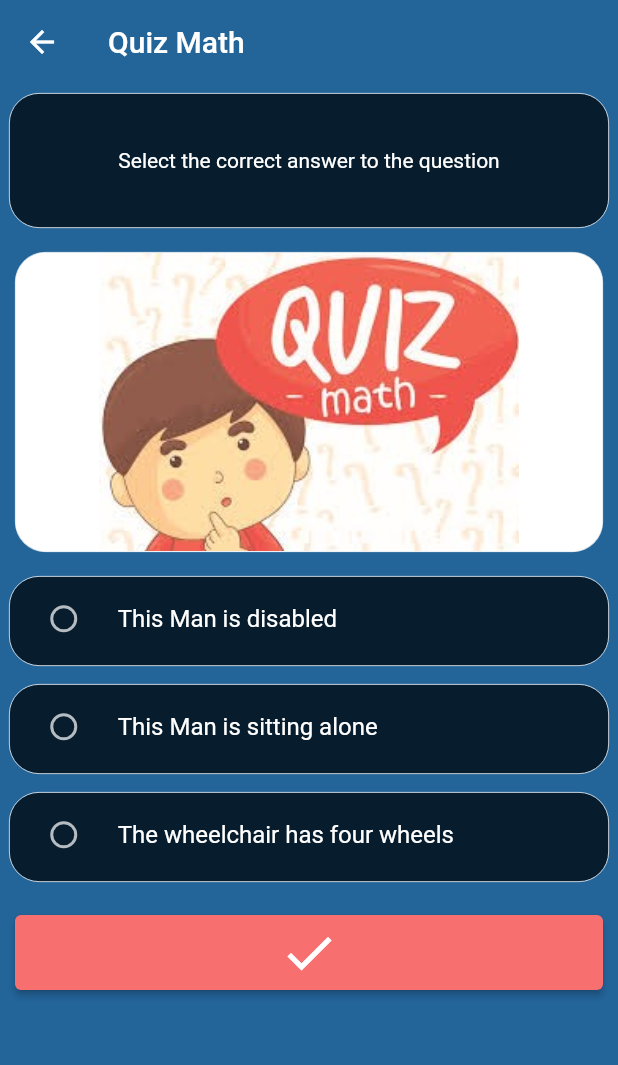
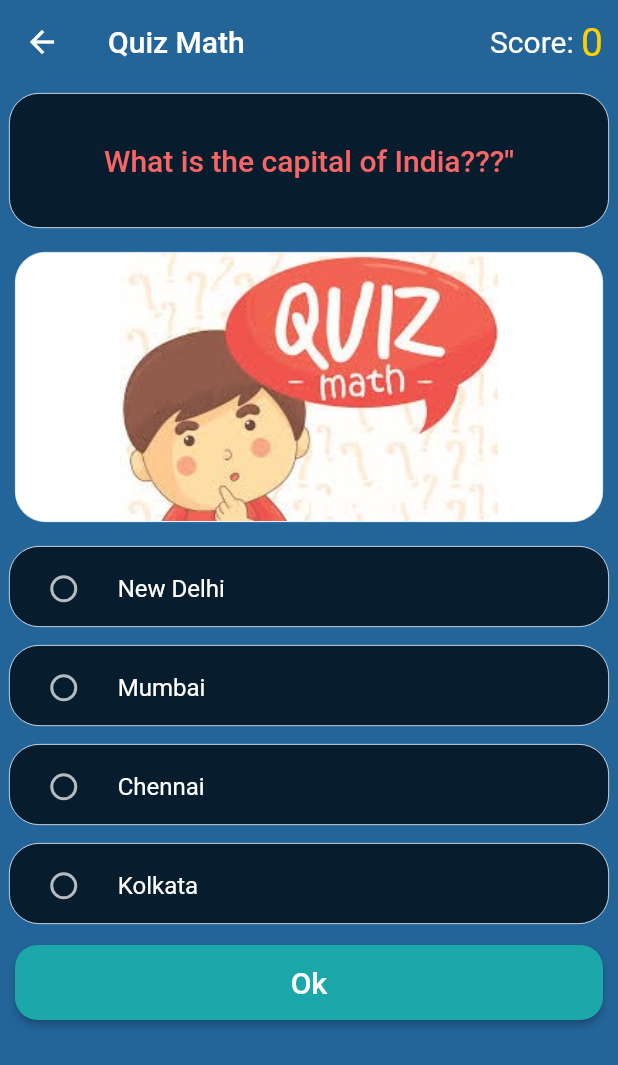
Before and after one commit to Youssefouah/quiz_flutter, a Flutter app: the screen it shows after launch, on a phone screen of 412 x 824 dp. Shown: the top 1065 px of the screen. Run offline on Flutter 3.47's test engine with Material 2 defaults, Android fonts, the phone set to English and light mode, and no system bars.

Commit message:
added questions ,score, validate answer ,

```diff
--- /dev/null
+++ b/lib/models/questions.dart
@@ -0,0 +1,203 @@
+import 'dart:convert';
+
+import 'package:flutter/foundation.dart';
+
+class Question {
+  String? id;
+  String? question;
+  String? image;
+  List<String>? answers;
+  String? correctAnswer;
+  String? explanation;
+  bool isAnswered;
+  int? difficulty;
+  Question(
+      {this.id,
+      this.question,
+      this.image,
+      this.answers,
+      this.correctAnswer,
+      this.explanation,
+      this.isAnswered = false,
+      this.difficulty});
+
+  Question copyWith({
+    String? id,
+    String? question,
+    String? image,
+    List<String>? answers,
+    String? correctAnswer,
+    String? explanation,
+    bool? isAnswered,
+    int? difficulty,
+  }) {
+    return Question(
+      id: id ?? this.id,
+      question: question ?? this.question,
+      image: image ?? this.image,
+      answers: answers ?? this.answers,
+      correctAnswer: correctAnswer ?? this.correctAnswer,
+      explanation: explanation ?? this.explanation,
+      isAnswered: isAnswered ?? this.isAnswered,
+      difficulty: difficulty ?? this.difficulty,
+    );
+  }
+
+  Map<String, dynamic> toMap() {
+    return {
+      'id': id,
+      'question': question,
+      'image': image,
+      'answers': answers,
+      'correctAnswer': correctAnswer,
+      'explanation': explanation,
+      'isAnswered': isAnswered,
+      'difficulty': difficulty,
+    };
+  }
+
+  factory Question.fromMap(Map<String, dynamic> map) {
+    return Question(
+      id: map['id'] as String,
+      question: map['question'] as String,
+      image: map['image'] as String,
+      answers: map['answers'] as List<String>,
+      correctAnswer: map['correctAnswer'] as String,
+      explanation: map['explanation'] as String,
+      isAnswered: map['isAnswered'] as bool,
+      difficulty: map['difficulty'] as int,
+    );
+  }
+
+  String toJson() => json.encode(toMap());
+
+  factory Question.fromJson(String source) =>
+      Question.fromMap(json.decode(source));
+
+  @override
+  String toString() {
+    return 'Question(id: $id, question: $question, image: $image, answers: $answers, correctAnswer: $correctAnswer, explanation: $explanation, isAnswered: $isAnswered, difficulty: $difficulty)';
+  }
+
+  @override
+  bool operator ==(Object other) {
+    if (identical(this, other)) return true;
+
+    return other is Question &&
+        other.id == id &&
+        other.question == question &&
+        other.image == image &&
+        listEquals(other.answers, answers) &&
+        other.correctAnswer == correctAnswer &&
+        other.explanation == explanation &&
+        other.isAnswered == isAnswered &&
+        other.difficulty == difficulty;
+  }
+
+  @override
+  int get hashCode {
+    return id.hashCode ^
+        question.hashCode ^
+        image.hashCode ^
+        answers.hashCode ^
+        correctAnswer.hashCode ^
+        explanation.hashCode ^
+        isAnswered.hashCode ^
+        difficulty.hashCode;
+  }
+
+  /// a list of fake questions
+
+  static List<Question> questionList = [
+    Question(
+      id: '1',
+      question: 'What is the capital of India?',
+      image: 'images/images.jpeg',
+      answers: ['New Delhi', 'Mumbai', 'Chennai', 'Kolkata'],
+      correctAnswer: 'New Delhi',
+      explanation: 'New Delhi is the capital of India',
+      difficulty: 1,
+    ),
+    Question(
+      id: '2',
+      question: 'What is the capital of France?',
+      image: 'images/images.jpeg',
+      answers: ['New York', 'Rio', 'Berlin', 'Paris'],
+      correctAnswer: 'Paris ',
+      explanation: ' Paris is the capital of India',
+      difficulty: 1,
+    ),
+    Question(
+      id: '3',
+      question: 'What is the capital of Germany?',
+      image: 'images/images.jpeg',
+      answers: ['Berlin', 'Munich', 'Hamburg', 'Frankfurt'],
+      correctAnswer: 'Berlin',
+      explanation: 'Berlin is the capital of Germany',
+      difficulty: 1,
+    ),
+    Question(
+      id: '4',
+      question: 'What is the capital of Italy?',
+      image: 'images/images.jpeg',
+      answers: ['Rome', 'Milan', 'Venice', 'Naples'],
+      correctAnswer: 'Rome',
+      explanation: 'Rome is the capital of Italy',
+      difficulty: 1,
+    ),
+    Question(
+      id: '5',
+      question: 'What is the capital of Spain?',
+      image: 'images/images.jpeg',
+      answers: ['Madrid', 'Barcelona', 'Valencia', 'Seville'],
+      correctAnswer: 'Madrid',
+      explanation: 'Madrid is the capital of Spain',
+      difficulty: 1,
+    ),
+    Question(
+      id: '6',
+      question: 'What is the capital of Japan?',
+      image: 'images/images.jpeg',
+      answers: ['Tokyo', 'Kyoto', 'Osaka', 'Nagoya'],
+      correctAnswer: 'Tokyo',
+      explanation: 'Tokyo is the capital of Japan',
+      difficulty: 1,
+    ),
+    Question(
+      id: '7',
+      question: 'What is the capital of China?',
+      image: 'images/images.jpeg',
+      answers: ['Beijing', 'Shanghai', 'Tianjin', 'Guangzhou'],
+      correctAnswer: 'Beijing',
+      explanation: 'Beijing is the capital of China',
+      difficulty: 1,
+    ),
+    Question(
+      id: '8',
+      question: 'What is the capital of Australia?',
+      image: 'images/images.jpeg',
+      answers: ['Sydney', 'Melbourne', 'Brisbane', 'Perth'],
+      correctAnswer: 'Sydney',
+      explanation: 'Sydney is the capital of Australia',
+      difficulty: 1,
+    ),
+    Question(
+      id: '9',
+      question: 'What is the capital of Canada?',
+      image: 'images/images.jpeg',
+      answers: ['Ottawa', 'Toronto', 'Vancouver', 'Montreal'],
+      correctAnswer: 'Ottawa',
+      explanation: 'Ottawa is the capital of Canada',
+      difficulty: 2,
+    ),
+    Question(
+      id: '10',
+      question: 'What is the capital of Germany?',
+      image: 'images/images.jpeg',
+      answers: ['Berlin', 'Munich', 'Hamburg', 'Frankfurt'],
+      correctAnswer: 'Berlin',
+      explanation: 'Berlin is the capital of Germany',
+      difficulty: 2,
+    ),
+  ];
+}
--- a/lib/ui/quiz_screen.dart
+++ b/lib/ui/quiz_screen.dart
@@ -1,4 +1,5 @@
 import 'package:flutter/material.dart';
+import 'package:quiz/models/questions.dart';
 
 class QuizScreenPage extends StatefulWidget {
   const QuizScreenPage({Key? key}) : super(key: key);
@@ -8,10 +9,15 @@ class QuizScreenPage extends StatefulWidget {
 }
 
 class _QuizScreenPageState extends State<QuizScreenPage> {
-  String? _question = '';
+  final List<Question> _questions = Question.questionList;
+  Question? _question;
   String? _groupValue = 'A';
+  int _index = 0;
+  bool _isCorrect = false;
+  int _score = 0;
   @override
   Widget build(BuildContext context) {
+    _question = _questions[_index];
     return Scaffold(
       // gradient background
       backgroundColor: const Color.fromARGB(255, 35, 100, 153),
@@ -25,23 +31,141 @@ class _QuizScreenPageState extends State<QuizScreenPage> {
           },
         ),
         title: const Text("Quiz Math"),
+        actions: [
+          Row(
+            children: [
+              RichText(
+                text: TextSpan(
+                  text: 'Score: ',
+                  style: TextStyle(
+                    color: Colors.white,
+                    fontSize: 20.0,
+                  ),
+                ),
+              ),
+              RichText(
+                text: TextSpan(
+                  text: '$_score',
+                  style: TextStyle(
+                    color: Color.fromARGB(255, 255, 208, 0),
+                    fontSize: 26.0,
+                  ),
+                ),
+              ),
+              const SizedBox(width: 10.0),
+            ],
+          ),
+        ],
         backgroundColor: const Color.fromARGB(255, 35, 100, 153),
       ),
-      body: Column(
-        children: [
-          _buildQuestionContainer(context),
-          _buildDescription("images/images.jpeg"),
-          _buildOptions(option: 'This Man is disabled'),
-          _buildOptions(option: 'This Man is sitting alone'),
-          _buildOptions(option: 'The wheelchair has four wheels'),
-          const SizedBox(height: 8),
-          _buildValidateBotton(context),
-        ],
+      body: SingleChildScrollView(
+        child: Column(
+          children: [
+            _buildQuestionContainer(context, _question!.question),
+            // const SizedBox(height: 10.0),
+            _buildDescription("images/images.jpeg"),
+            Container(
+              height: 54,
+              width: double.infinity,
+              margin: const EdgeInsets.all(6),
+              decoration: BoxDecoration(
+                color: const Color.fromARGB(255, 7, 29, 46),
+                borderRadius: BorderRadius.circular(20),
+                border: Border.all(
+                  color: const Color.fromARGB(255, 255, 255, 255),
+                  width: 0.5,
+                ),
+              ),
+              child: RadioListTile<String?>(
+                title: Text(_question!.answers![0]),
+                value: (_question!.answers![0]),
+                groupValue: _groupValue,
+                onChanged: (String? value) {
+                  setState(() {
+                    _groupValue = value;
+                  });
+                },
+              ),
+            ),
+            Container(
+              height: 54,
+              width: double.infinity,
+              margin: const EdgeInsets.all(6),
+              decoration: BoxDecoration(
+                color: const Color.fromARGB(255, 7, 29, 46),
+                borderRadius: BorderRadius.circular(20),
+                border: Border.all(
+                  color: const Color.fromARGB(255, 255, 255, 255),
+                  width: 0.5,
+                ),
+              ),
+              child: RadioListTile<String?>(
+                title: Text(_question!.answers![1]),
+                value: (_question!.answers![1]),
+                groupValue: _groupValue,
+                onChanged: (String? value) {
+                  setState(() {
+                    _groupValue = value;
+                  });
+                },
+              ),
+            ),
+            Container(
+              height: 54,
+              width: double.infinity,
+              margin: const EdgeInsets.all(6),
+              decoration: BoxDecoration(
+                color: const Color.fromARGB(255, 7, 29, 46),
+                borderRadius: BorderRadius.circular(20),
+                border: Border.all(
+                  color: const Color.fromARGB(255, 255, 255, 255),
+                  width: 0.5,
+                ),
+              ),
+              child: RadioListTile<String?>(
+                title: Text(_question!.answers![2]),
+                value: (_question!.answers![2]),
+                groupValue: _groupValue,
+                onChanged: (String? value) {
+                  setState(() {
+                    _groupValue = value;
+                  });
+                },
+              ),
+            ),
+            Container(
+              height: 54,
+              width: double.infinity,
+              margin: const EdgeInsets.all(6),
+              decoration: BoxDecoration(
+                color: const Color.fromARGB(255, 7, 29, 46),
+                borderRadius: BorderRadius.circular(20),
+                border: Border.all(
+                  color: const Color.fromARGB(255, 255, 255, 255),
+                  width: 0.5,
+                ),
+              ),
+              child: RadioListTile<String?>(
+                title: Text(_question!.answers![3]),
+                value: (_question!.answers![3]),
+                groupValue: _groupValue,
+                onChanged: (String? value) {
+                  setState(() {
+                    _groupValue = value;
+                  });
+                },
+              ),
+            ),
+            //const SizedBox(height: 10),
+            _buildValidateBotton(context),
+          ],
+        ),
       ),
     );
   }
 
-  Container _buildQuestionContainer(BuildContext context) {
+  Container _buildQuestionContainer(
+      BuildContext context, String? questionTitle) {
     return Container(
       height: 90,
       width: double.infinity,
@@ -57,8 +181,11 @@ class _QuizScreenPageState extends State<QuizScreenPage> {
       child: Center(
         // padding: const EdgeInsets.all(8.0),
         child: Text(
-          "Select the correct answer to the question",
-          style: Theme.of(context).textTheme.bodyMedium,
+          "${_question!.question}??''",
+          style: Theme.of(context)
+              .textTheme
+              .headline6!
+              .copyWith(color: Color.fromARGB(255, 248, 101, 101)),
         ),
       ),
     );
@@ -66,7 +193,7 @@ class _QuizScreenPageState extends State<QuizScreenPage> {
 
   Container _buildDescription(String image) {
     return Container(
-      height: 200,
+      height: 180,
       width: double.infinity,
       margin: const EdgeInsets.all(10),
       decoration: BoxDecoration(
@@ -89,41 +216,72 @@ class _QuizScreenPageState extends State<QuizScreenPage> {
       padding: const EdgeInsets.all(8.0),
       child: ElevatedButton(
         style: ElevatedButton.styleFrom(
-            primary: Color.fromARGB(255, 248, 111, 111),
+            primary: const Color.fromARGB(255, 28, 168, 168),
             shape: RoundedRectangleBorder(
-              borderRadius: BorderRadius.circular(4),
+              borderRadius: BorderRadius.circular(15),
             ),
             fixedSize: Size(MediaQuery.of(context).size.width - 20, 50)),
-        onPressed: () {},
-        child: const Icon(
-          Icons.check,
-          size: 40,
+        onPressed: () => _validateAnswer(_groupValue!),
+        child: Text(
+          'Ok',
+          style: Theme.of(context).textTheme.headline6!.copyWith(
+                color: _isCorrect ? Colors.green : Colors.white,
+              ),
         ),
       ),
     );
   }
 
-  Container _buildOptions({
-    String option = '',
-  }) {
-    return Container(
-      height: 60,
-      width: double.infinity,
-      margin: const EdgeInsets.all(6),
-      decoration: BoxDecoration(
-        color: const Color.fromARGB(255, 7, 29, 46),
-        borderRadius: BorderRadius.circular(20),
-        border: Border.all(
-          color: const Color.fromARGB(255, 255, 255, 255),
-          width: 0.5,
-        ),
-      ),
-      child: RadioListTile<String?>(
-        title: Text(option),
-        value: _question,
-        groupValue: 'A',
-        onChanged: (String? value) {},
-      ),
+  void _validateAnswer(String answer) {
+    if (answer.trim() == _question!.correctAnswer!.trim()) {
+      setState(() {
+        _isCorrect = true;
+        if (_index < _questions.length - 1) {
+          _index++;
+          _score++;
+        } else {
+          _index = 0;
+        }
+
+        _isCorrect = false;
+      });
+    } else {
+      setState(() {
+        _isCorrect = false;
+        if (_index < _questions.length - 1) {
+          _index++;
+          //_score++;
+        } else {
+          alertDialog();
+        }
+      });
+      //_result = 'Incorrect';
+    }
+    // _index++;
+  }
+
+  void alertDialog() {
+    showDialog(
+      context: context,
+      builder: (BuildContext context) {
+        return AlertDialog(
+          title: const Text('Result'),
+          content: Text('Your score is $_score'),
+          actions: <Widget>[
+            ElevatedButton(
+              child: const Text('Sure'),
+              onPressed: () {
+                setState(() {
+                  _index = 0;
+                  _score = 0;
+                });
+
+                Navigator.of(context).pop();
+              },
+            )
+          ],
+        );
+      },
     );
   }
 }
```
Also changed, not shown: lib/main.dart (+85 -85 lines).
